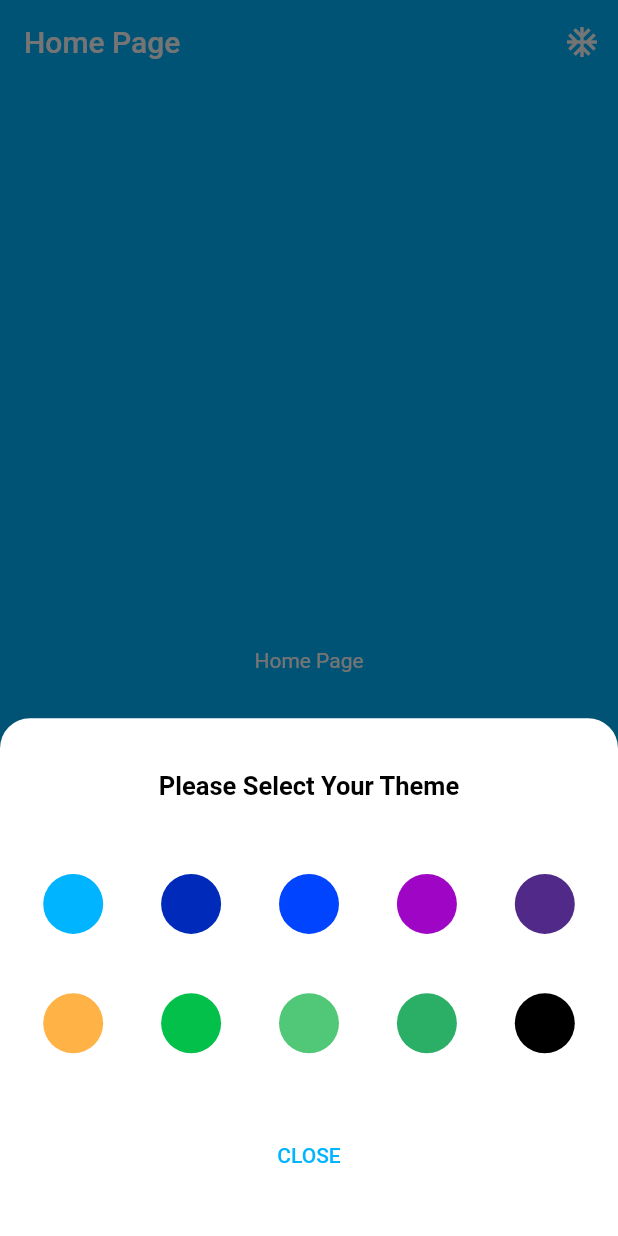
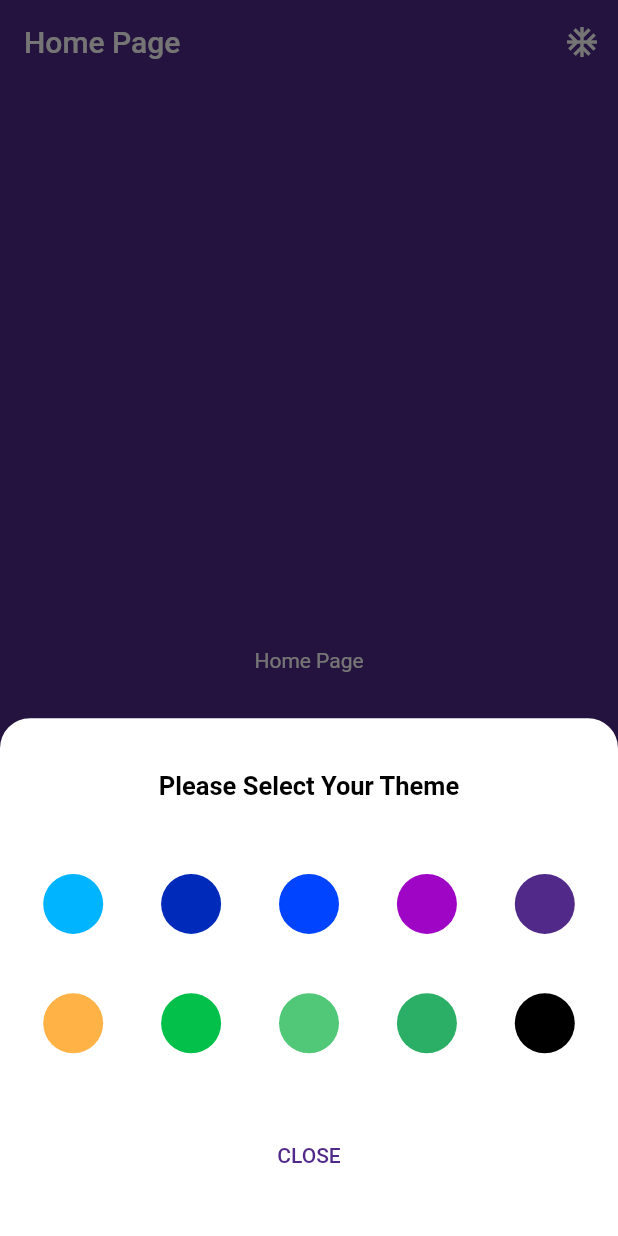
Before and after one commit to kedrakk/qrscannerapp, a Flutter app: the screen it shows after launch, after a tap on the "ac unit" icon, on a phone screen of 412 x 824 dp. Run offline on Flutter 3.47's test engine with Material 2 defaults, Android fonts, the phone set to English and light mode, and no system bars; our stand-ins replace get, get_storage.

Commit message:
change theme

```diff
--- a/lib/main.dart
+++ b/lib/main.dart
@@ -1,6 +1,9 @@
 import 'package:flutter/material.dart';
+import 'package:get_storage/get_storage.dart';
 import 'screen/base/myapp.dart';
 
-void main() {
+void main() async {
+  WidgetsFlutterBinding.ensureInitialized();
+  await GetStorage.init();
   runApp(const MyApp());
 }
--- a/lib/screen/base/myapp.dart
+++ b/lib/screen/base/myapp.dart
@@ -1,5 +1,6 @@
 import 'package:flutter/material.dart';
-import 'package:qr_scanner_app/utils/themes.dart';
+import 'package:get/get.dart';
+import 'package:qr_scanner_app/service/theme_service.dart';
 import '../home.dart';
 
 class MyApp extends StatelessWidget {
@@ -7,9 +8,10 @@ class MyApp extends StatelessWidget {
 
   @override
   Widget build(BuildContext context) {
-    return MaterialApp(
-      title: 'Flutter Demo',
-      theme: MyTheme.lightBlueTheme,
+    return GetMaterialApp(
+      title: 'QR Scanner',
+      theme: ThemeService().getTheme(),
+      debugShowCheckedModeBanner: false,
       home: const HomePage(),
     );
   }
--- /dev/null
+++ b/lib/service/theme_service.dart
@@ -0,0 +1,25 @@
+import 'package:flutter/material.dart';
+import 'package:get/get.dart';
+import 'package:get_storage/get_storage.dart';
+import 'package:qr_scanner_app/utils/themes.dart';
+
+class ThemeService {
+  final _getStorage = GetStorage();
+
+  ThemeData getTheme() {
+    var _themeKey = _getStorage.read('theme');
+    ThemeData _currentThemeData = MyTheme.darkPurpleTheme;
+    if (_themeKey != null) {
+      _currentThemeData = MyTheme.allThemes
+          .firstWhere((element) => element.keys.first == _themeKey)
+          .values
+          .first;
+    }
+    return _currentThemeData;
+  }
+
+  void setTheme(ThemeData _newThemeData, String key) {
+    _getStorage.write('theme', key);
+    Get.changeTheme(_newThemeData);
+  }
+}
--- a/lib/utils/themes.dart
+++ b/lib/utils/themes.dart
@@ -21,17 +21,17 @@ class MyTheme {
     fontSize: 15,
   );
 
-  static final List<ThemeData> allThemes = [
-    lightBlueTheme,
-    darkBlueTheme,
-    royalBlueTheme,
-    lightPurpleTheme,
-    darkPurpleTheme,
-    orangeTheme,
-    green1Theme,
-    green2Theme,
-    green3Theme,
-    blackTheme,
+  static final List<Map<String, ThemeData>> allThemes = [
+    {"lightBlue": lightBlueTheme},
+    {"darkBlue": darkBlueTheme},
+    {"royalBlue": royalBlueTheme},
+    {"lightPurple": lightPurpleTheme},
+    {"darkPurple": darkPurpleTheme},
+    {"orange": orangeTheme},
+    {"green1": green1Theme},
+    {"green2": green2Theme},
+    {"green3": green3Theme},
+    {"black": blackTheme},
   ];
 
   static final ThemeData lightBlueTheme = ThemeData(
--- a/lib/widgets/bottomsheets.dart
+++ b/lib/widgets/bottomsheets.dart
@@ -1,4 +1,6 @@
 import 'package:flutter/material.dart';
+import 'package:get/get.dart';
+import 'package:qr_scanner_app/service/theme_service.dart';
 import 'package:qr_scanner_app/utils/colors.dart';
 import 'package:qr_scanner_app/utils/themes.dart';
 
@@ -38,10 +40,14 @@ void showThemeBottomSheet(BuildContext context) {
               mainAxisSpacing: 2,
             ),
             itemBuilder: (context, index) => IconButton(
-              onPressed: () {},
+              onPressed: () {
+                ThemeService().setTheme(MyTheme.allThemes[index].values.first,
+                    MyTheme.allThemes[index].keys.first);
+                Get.back();
+              },
               icon: CircleAvatar(
-                backgroundColor:
-                    MyTheme.allThemes[index].scaffoldBackgroundColor,
+                backgroundColor: MyTheme
+                    .allThemes[index].values.first.scaffoldBackgroundColor,
               ),
             ),
             itemCount: MyTheme.allThemes.length,
--- a/pubspec.yaml
+++ b/pubspec.yaml
@@ -3,7 +3,7 @@ description: QR Scanner App
 
 # The following line prevents the package from being accidentally published to
 # pub.dev using `flutter pub publish`. This is preferred for private packages.
-publish_to: 'none' # Remove this line if you wish to publish to pub.dev
+publish_to: "none" # Remove this line if you wish to publish to pub.dev
 
 # The following defines the version and build number for your application.
 # A version number is three numbers separated by dots, like 1.2.43
@@ -30,10 +30,11 @@ dependencies:
   flutter:
     sdk: flutter
 
-
   # The following adds the Cupertino Icons font to your application.
   # Use with the CupertinoIcons class for iOS style icons.
   cupertino_icons: ^1.0.2
+  get: ^4.6.1
+  get_storage: ^2.0.3
 
 dev_dependencies:
   flutter_test:
@@ -51,7 +52,6 @@ dev_dependencies:
 
 # The following section is specific to Flutter.
 flutter:
-
   # The following line ensures that the Material Icons font is
   # included with your application, so that you can use the icons in
   # the material Icons class.
```
Also changed, not shown: pubspec.lock.
